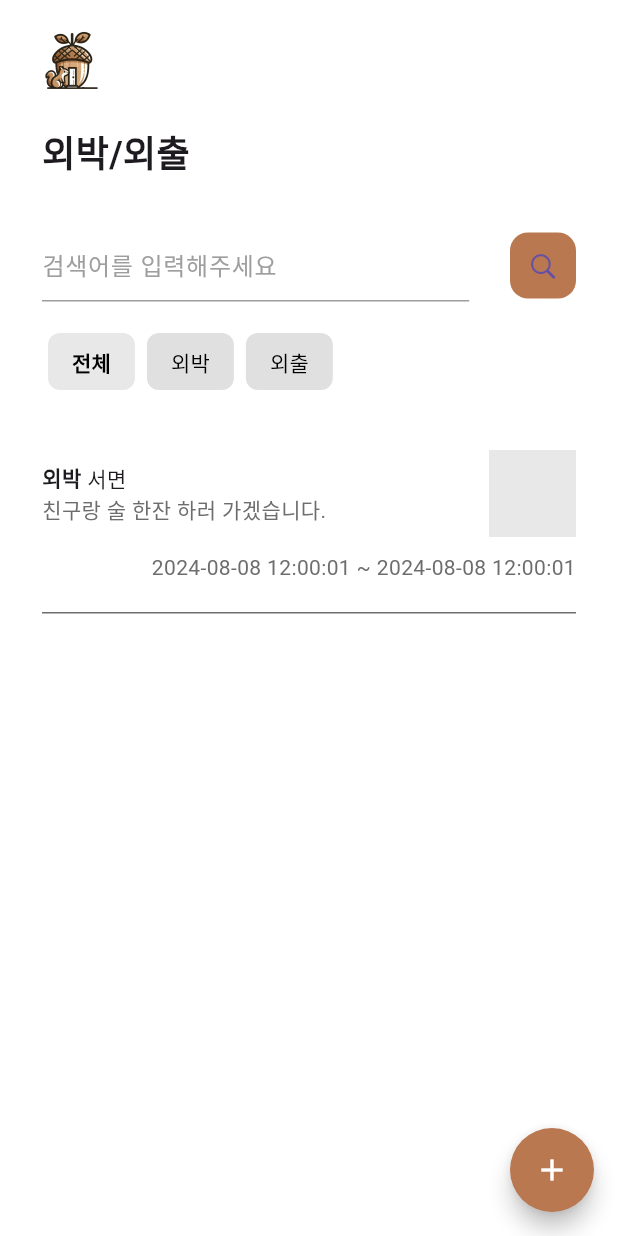
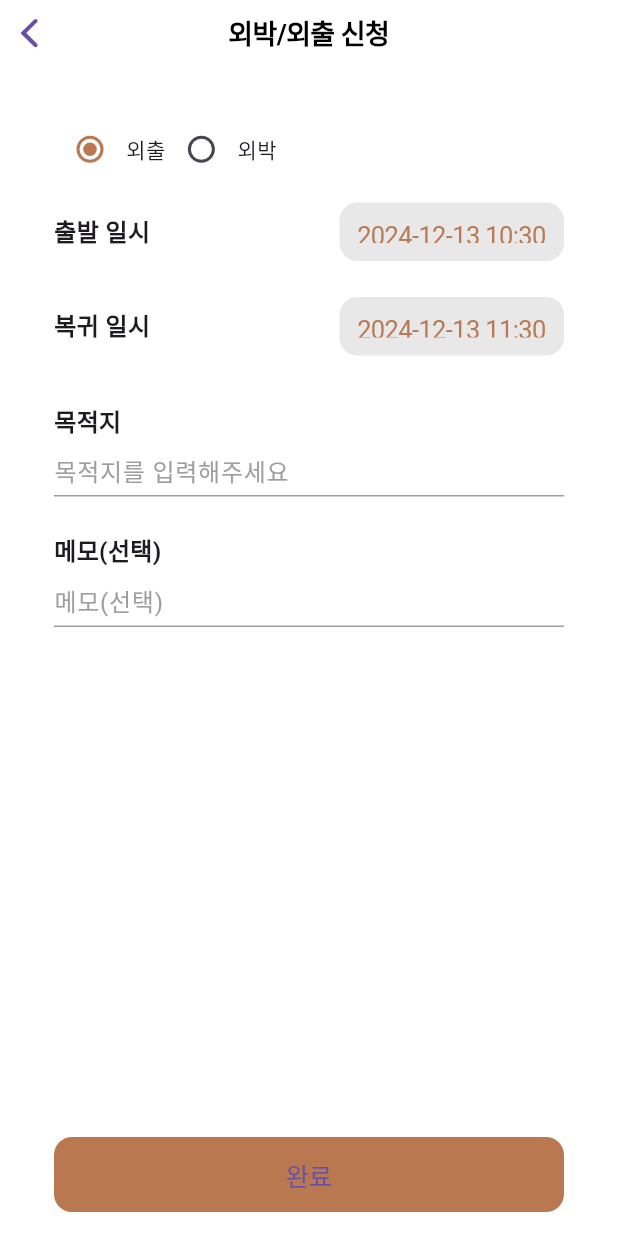
Before and after one commit to BIST-Dotory/Dotory-App, a Flutter app: the OutingView screen opened directly, after a tap on the "add" icon, on a phone screen of 412 x 824 dp. Run offline on Flutter 3.47's test engine with Material 3 defaults, Android fonts, the phone set to English and light mode, and no system bars; drawn by our look-alikes of buttons_tabbar; our stand-ins replace flutter_riverpod.

Commit message:
[Feature] 외박/외출 글쓰기 화면 구현

```diff
--- a/lib/ui/view/main/community_write_view.dart
+++ b/lib/ui/view/main/community_write_view.dart
@@ -209,6 +209,5 @@ class _CommunityWriteView extends ConsumerState<CommunityWriteView> {
         keyboardType: TextInputType.multiline,
       );
     }
-    return Scaffold();
   }
 }
--- a/lib/ui/view/main/outing_view.dart
+++ b/lib/ui/view/main/outing_view.dart
@@ -1,4 +1,5 @@
 import 'package:buttons_tabbar/buttons_tabbar.dart';
+import 'package:dotory_app/ui/view/main/outing_write_view.dart';
 import 'package:flutter/cupertino.dart';
 import 'package:flutter/material.dart';
 import 'package:flutter/src/widgets/framework.dart';
@@ -8,11 +9,11 @@ import '../../global/color_data.dart';
 
 class OutingView extends ConsumerStatefulWidget {
   @override
-  ConsumerState<ConsumerStatefulWidget> createState() => _CommunityView();
+  ConsumerState<ConsumerStatefulWidget> createState() => _OutingView();
 
 }
 
-class _CommunityView extends ConsumerState<OutingView> {
+class _OutingView extends ConsumerState<OutingView> {
   @override
   Widget build(BuildContext context) {
     return Scaffold(
@@ -40,7 +41,10 @@ class _CommunityView extends ConsumerState<OutingView> {
           backgroundColor: ColorData.FOCUS_COLOR,
           shape: RoundedRectangleBorder(borderRadius: BorderRadius.circular(100)),
           child: const Icon(Icons.add, color: Colors.white),
-          onPressed: (){}),
+          onPressed: (){
+            Navigator.push(
+                context, CupertinoPageRoute(builder: (context) => OutingWriteView()));
+          }),
     );
   }
 
--- /dev/null
+++ b/lib/ui/view/main/outing_write_view.dart
@@ -0,0 +1,216 @@
+import 'package:dotory_app/ui/global/custom_appbar.dart';
+import 'package:flutter/cupertino.dart';
+import 'package:flutter/material.dart';
+import 'package:flutter/src/widgets/framework.dart';
+import 'package:flutter_riverpod/flutter_riverpod.dart';
+import 'package:intl/intl.dart';
+
+import '../../global/color_data.dart';
+import '../../global/device_size.dart';
+
+class OutingWriteView extends ConsumerStatefulWidget {
+  @override
+  ConsumerState<ConsumerStatefulWidget> createState() => _OutingWriteView();
+
+}
+
+enum RadioValue {
+  outing, sleepover
+}
+
+class _OutingWriteView extends ConsumerState<OutingWriteView> {
+  RadioValue _radioValue = RadioValue.outing;
+  DateTime _startDateTime = DateTime.now();
+  DateTime _endDateTime = DateTime.now().add(Duration(hours: 1));
+
+  @override
+  Widget build(BuildContext context) {
+    return Scaffold(
+        resizeToAvoidBottomInset: false,
+      appBar: CustomAppBar.getTitleBar(context, '외박/외출 신청'),
+      body: SafeArea(child:
+        Container(padding: const EdgeInsets.symmetric(horizontal: 36),
+            height: DeviceSize.getHeight(context), child: Column(
+            mainAxisAlignment: MainAxisAlignment.spaceAround,
+            crossAxisAlignment: CrossAxisAlignment.start,
+            children: [
+            Flexible(flex: 1, child: Row(
+              children: [
+                Row(
+                  children: [
+                    Radio(value: RadioValue.outing, activeColor: ColorData.FOCUS_COLOR, groupValue: _radioValue, onChanged: (value) {
+                      setState(() {
+                        _radioValue = value!;
+                      });
+                    }),
+                    const Text('외출')
+                  ],
+                ),
+                Row(
+                  children: [
+                    Radio(value: RadioValue.sleepover, activeColor: ColorData.FOCUS_COLOR, groupValue: _radioValue, onChanged: (value) {
+                      setState(() {
+                        _radioValue = value!;
+                      });
+                    }),
+                    const Text('외박')
+                  ],
+                ),
+              ],
+            )),
+              const SizedBox(height: 16),
+              Flexible(flex: 1, child: Row(
+                mainAxisAlignment: MainAxisAlignment.spaceBetween,
+                children: [
+                  Flexible(flex: 1, child: Text('출발 일시',
+                    style: TextStyle(
+                      fontWeight: FontWeight.bold,
+                      fontSize: 16
+                    )
+                  )),
+                  Flexible(flex: 2, child: CupertinoButton(
+                    child: Text('${DateFormat('yyyy-MM-dd HH:mm').format(_startDateTime)}',
+                      style: TextStyle(
+                        color: ColorData.FOCUS_COLOR,
+                      ),
+                    ),
+                    color: ColorData.LIGHT_GREY,
+                    padding: const EdgeInsets.all(12),
+                    onPressed: () => _showDateTimePicker(_startDateTime),
+                  )
+                  ),
+                ],
+              )),
+              const SizedBox(height: 24),
+              Flexible(flex: 1, child: Row(
+                mainAxisAlignment: MainAxisAlignment.spaceBetween,
+                children: [
+                  Flexible(flex: 1, child: Text('복귀 일시',
+                      style: TextStyle(
+                          fontWeight: FontWeight.bold,
+                          fontSize: 16
+                      )
+                  )),
+                  Flexible(flex: 2, child: CupertinoButton(
+                    child: Text('${DateFormat('yyyy-MM-dd HH:mm').format(_endDateTime)}',
+                      style: TextStyle(
+                        color: ColorData.FOCUS_COLOR,
+                      ),
+                    ),
+                    color: ColorData.LIGHT_GREY,
+                    padding: const EdgeInsets.all(12),
+                    onPressed: () => _showDateTimePicker(_endDateTime),
+                  )
+                  ),
+                ],
+              )),
+            const SizedBox(height: 32),
+            const Text('목적지', style: TextStyle(
+                fontWeight: FontWeight.bold,
+                fontSize: 16
+            )),
+            Flexible(flex: 1, child: TextField(
+              decoration: InputDecoration(
+                  enabledBorder: UnderlineInputBorder(
+                      borderSide: BorderSide(color: Colors.grey)
+                  ),
+                  hintText: '목적지를 입력해주세요',
+                  hintStyle: TextStyle(
+                      color: Colors.grey
+                  ),
+                  focusedBorder: UnderlineInputBorder(
+                      borderSide: BorderSide(color: ColorData.FOCUS_COLOR)
+                  )
+              ),
+            )),
+              const SizedBox(height: 24),
+              const Text('메모(선택)', style: TextStyle(
+                  fontWeight: FontWeight.bold,
+                  fontSize: 16
+              )),
+              Flexible(flex: 1, child: TextField(
+                decoration: InputDecoration(
+                    enabledBorder: UnderlineInputBorder(
+                        borderSide: BorderSide(color: Colors.grey)
+                    ),
+                    hintText: '메모(선택)',
+                    hintStyle: TextStyle(
+                        color: Colors.grey
+                    ),
+                    focusedBorder: UnderlineInputBorder(
+                        borderSide: BorderSide(color: ColorData.FOCUS_COLOR)
+                    )
+                ),
+              )),
+            Flexible(flex: 10, child:
+              Align(alignment: Alignment.bottomCenter, child: SizedBox(
+                  width: DeviceSize.getWidth(context),
+                  height: 50,
+                  child: CupertinoButton(
+                    padding: const EdgeInsets.all(0),
+                    color: ColorData.FOCUS_COLOR,
+                    child: const Text(
+                        '완료'
+                    ),
+                    onPressed: (){
+                    },
+                  )
+              ))
+            ),
+              const SizedBox(height: 16),
+          ],
+        ))
+      ),
+    );
+  }
+
+  void _showDateTimePicker(DateTime datetime) {
+    showCupertinoModalPopup(
+      context: context,
+      builder: (BuildContext context) => Container(
+        height: 300,
+        padding: const EdgeInsets.only(top: 10.0),
+        color: Colors.white,
+        child: Column(
+          children: [
+            // 완료 버튼
+            SizedBox(
+              height: 40,
+              child: Row(
+                mainAxisAlignment: MainAxisAlignment.spaceBetween,
+                children: [
+                  CupertinoButton(
+                    child: const Text('취소', style: TextStyle(color: ColorData.FOCUS_COLOR)),
+                    onPressed: () {
+                      Navigator.pop(context);
+                    },
+                    padding: EdgeInsets.only(left: 16),
+                  ),
+                  CupertinoButton(
+                    child: const Text('완료', style: TextStyle(color: ColorData.FOCUS_COLOR)),
+                    onPressed: () {
+                      Navigator.pop(context);
+                      // 완료를 눌렀을 때 처리할 로직
+                    },
+                    padding: EdgeInsets.only(right: 16),
+                  ),
+                ],
+              ),
+            ),
+            Expanded(
+              child: CupertinoDatePicker(
+                mode: CupertinoDatePickerMode.dateAndTime,
+                initialDateTime: datetime,
+                onDateTimeChanged: (DateTime dateTime) {
+                  setState(() {
+                    datetime = dateTime;
+                  });
+                },
+              ),
+            ),
+          ],
+        ),
+      ),
+    );
+  }
+}
--- a/pubspec.yaml
+++ b/pubspec.yaml
@@ -37,6 +37,7 @@ dependencies:
   cupertino_icons: ^1.0.8
   flutter_riverpod: ^2.6.1
   buttons_tabbar: ^1.3.14
+  intl: ^0.20.1
 
 dev_dependencies:
   flutter_test:
```
Also changed, not shown: pubspec.lock.
